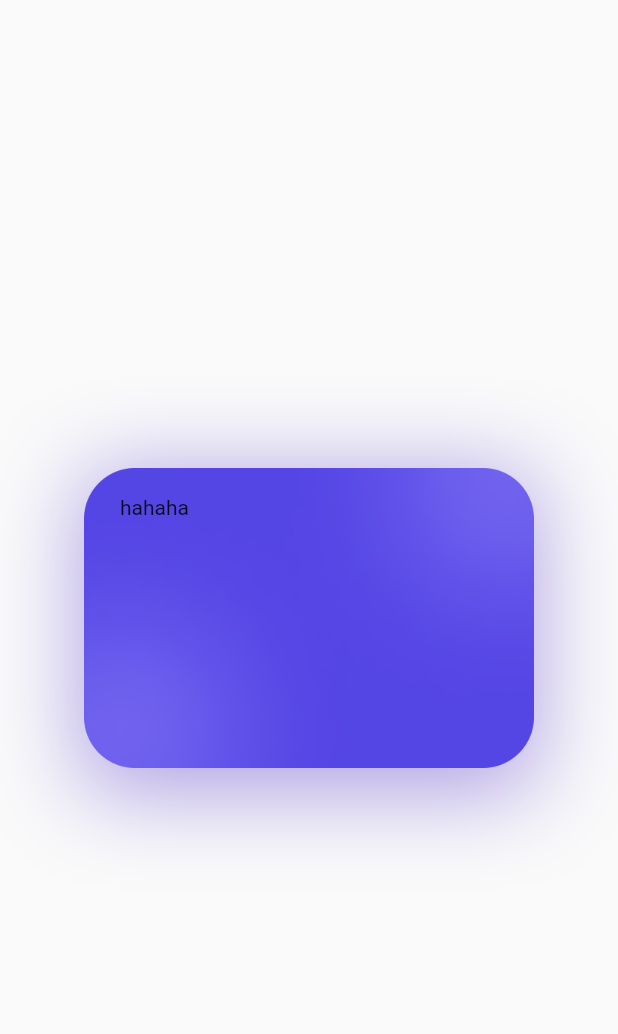
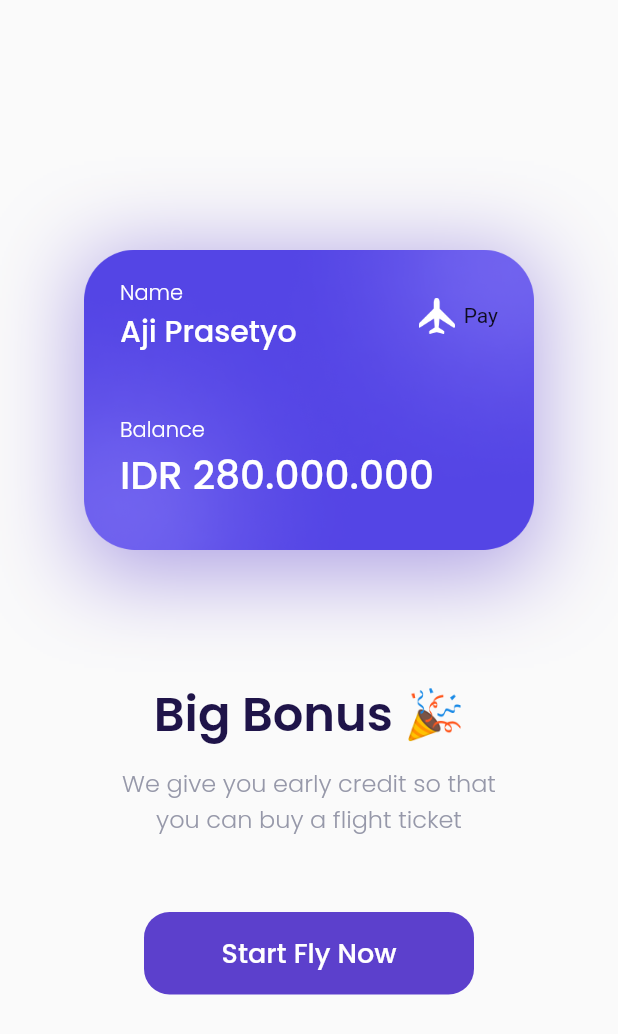
Before and after one commit to aprxty3/airplane_ticketing, a Flutter app: the BonusPage screen opened by its route, on a phone screen of 412 x 824 dp. Shown: the top 1034 px of the screen. Run offline on Flutter 3.47's test engine with Material 2 defaults, Android fonts, the phone set to English and light mode, and no system bars; our stand-ins replace google_fonts; statements that could not run were skipped.

Commit message:
fixing bonus page

```diff
--- a/lib/ui/pages/bonus.dart
+++ b/lib/ui/pages/bonus.dart
@@ -19,22 +19,104 @@ class BonusPage extends StatelessWidget {
             BoxShadow(
               color: kPrimaryColor.withOpacity(0.5),
               blurRadius: 50,
-              offset: Offset(0, 10),
+              offset: const Offset(0, 10),
             ),
           ],
         ),
         child: Column(
+          // mainAxisAlignment: MainAxisAlignment.spaceBetween,
+          crossAxisAlignment: CrossAxisAlignment.start,
           children: [
             Row(
+              mainAxisAlignment: MainAxisAlignment.spaceBetween,
               children: [
                 Column(
+                  crossAxisAlignment: CrossAxisAlignment.start,
                   children: [
-                    Text('hahaha'),
+                    Text(
+                      'Name',
+                      style: bonusNameStyle1,
+                    ),
+                    Text(
+                      'Aji Prasetyo',
+                      style: bonusNameStyle2,
+                    ),
                   ],
-                )
+                ),
+                Row(
+                  children: [
+                    Image.asset(
+                      'assets/icon_plane.png',
+                      width: 24,
+                    ),
+                    const SizedBox(
+                      width: 6,
+                    ),
+                    Text(
+                      'Pay',
+                      style: payStyle,
+                    ),
+                  ],
+                ),
               ],
+            ),
+            const SizedBox(
+              height: 40,
+            ),
+            Text(
+              'Balance',
+              style: bonusNameStyle1,
+            ),
+            Text(
+              'IDR 280.000.000',
+              style: bonusNameStyle3,
+            ),
+          ],
+        ),
+      );
+    }
+
+    Widget bonus() {
+      return Container(
+        margin: const EdgeInsets.only(top: 80, bottom: 50),
+        child: Column(
+          children: [
+            Text(
+              'Big Bonus 🎉',
+              style: bonustStyle1,
+            ),
+            const SizedBox(
+              height: 10,
+            ),
+            Text(
+              'We give you early credit so that \nyou can buy a flight ticket',
+              style: bonusStyle2,
+              textAlign: TextAlign.center,
             )
           ],
+        ),
+      );
+    }
+
+    Widget button() {
+      return Container(
+        width: 220,
+        height: 55,
+        // color: Colors.blue,
+        child: TextButton(
+          style: TextButton.styleFrom(
+            backgroundColor: kPrimaryColor,
+            shape: RoundedRectangleBorder(
+              borderRadius: BorderRadius.circular(defaultRadius),
+            ),
+          ),
+          onPressed: () {
+            Navigator.pushNamed(context, '/home');
+          },
+          child: Text(
+            'Start Fly Now',
+            style: buttonStyle,
+          ),
         ),
       );
     }
@@ -46,6 +128,8 @@ class BonusPage extends StatelessWidget {
           mainAxisAlignment: MainAxisAlignment.center,
           children: [
             bonusCard(),
+            bonus(),
+            button(),
           ],
         ),
       ),
```
